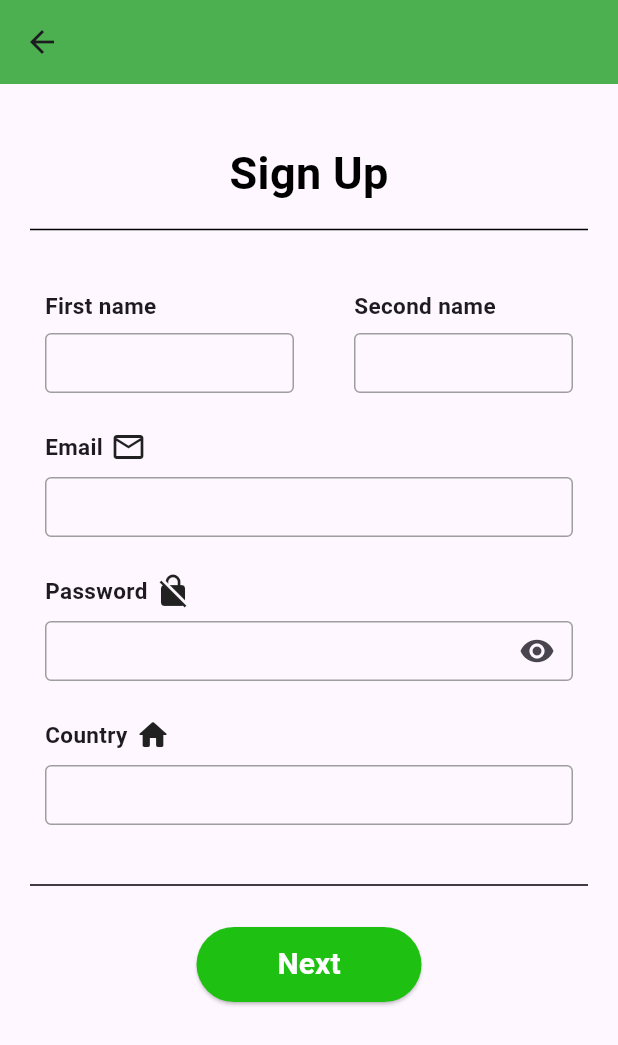
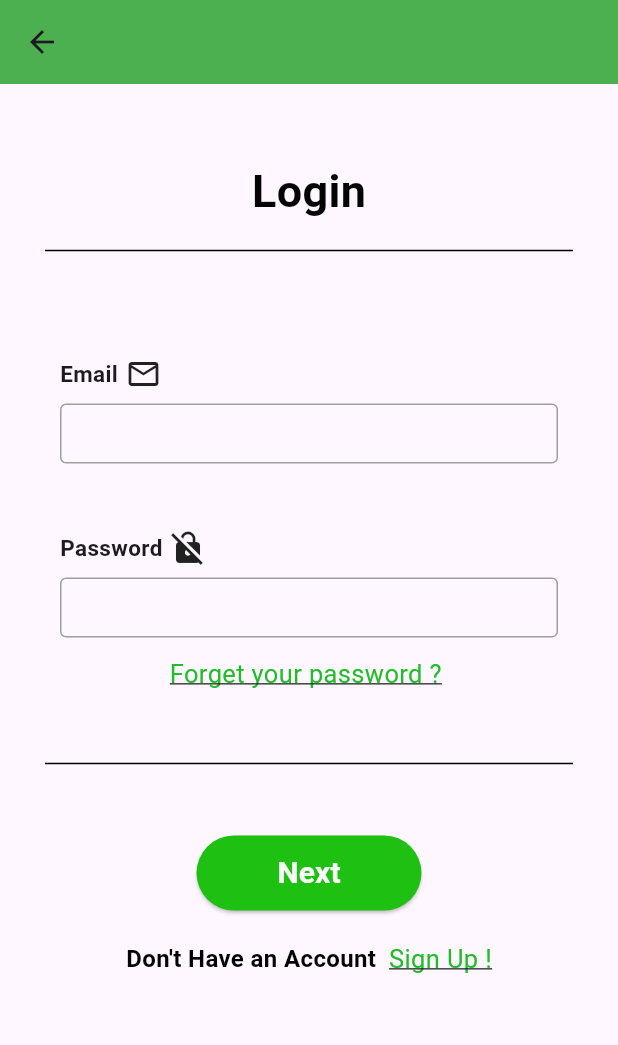
Before and after one commit to farahhossam2004/FreeLance_App, a Flutter app: the screen it shows after launch, after a tap on "Login", on a phone screen of 412 x 824 dp. Shown: the top 1045 px of the screen. Run offline on Flutter 3.47's test engine with Material 3 defaults, Android fonts, the phone set to English and light mode, and no system bars.

Commit message:
login + helpersclass

```diff
--- /dev/null
+++ b/lib/views/login.dart
@@ -0,0 +1,99 @@
+import 'package:flutter/material.dart';
+import 'package:freelance_app/views/home.dart';
+import 'package:freelance_app/views/sign_up.dart';
+import 'package:freelance_app/widgets/login_signup_helper.dart';
+import 'package:freelance_app/widgets/text_field.dart';
+
+class Login extends StatelessWidget {
+  const Login({super.key});
+
+  @override
+  Widget build(BuildContext context) {
+    double screenWidth = MediaQuery.of(context).size.width;
+
+    return Scaffold(
+      appBar: AppBar(
+        backgroundColor: Colors.green,
+      ),
+
+      //==============================================
+      body: Padding(
+        padding: const EdgeInsets.symmetric(horizontal: 30),
+        child: Column(
+          children: [
+            const SizedBox(height: 50),
+
+            const Center(
+              child: Text(
+                "Login",
+                style: TextStyle(
+                    color: Color.fromARGB(255, 4, 4, 4),
+                    fontSize: 30,
+                    fontWeight: FontWeight.bold),
+              ),
+            ),
+
+            const SizedBox(height: 10),
+
+            const Divider(
+              color: Colors.black, // Color of the line
+              thickness: 1, // Thickness of the line
+            ),
+//========================================================================
+            const SizedBox(
+              height: 50,
+            ),
+
+            CustomTextField(
+              text: "Email",
+              Textfieldwidth: screenWidth,
+              obsecuretext: false,
+              icon: Icons.email_outlined,
+            ),
+            //===========================
+            const SizedBox(
+              height: 20,
+            ),
+            //===========================
+            CustomTextField(
+              text: "Password",
+              Textfieldwidth: screenWidth,
+              obsecuretext: true,
+              icon: Icons.no_encryption_gmailerrorred,
+            ),
+            SignUpLoginHelper().getCustomLink(
+                const HomeScreen(), context, "Forget your password ? "),
+            //===============================
+//==========================================================================
+
+            const SizedBox(
+              height: 40,
+            ),
+
+            const Divider(
+              color: Colors.black, // Color of the line
+              thickness: 1, // Thickness of the line
+            ),
+
+//======================================================
+
+            const SizedBox(
+              height: 40,
+            ),
+
+//===============================================================
+// next button
+            SignUpLoginHelper().getNextButton(1, const SignUp(), context),
+//===================================================
+            const SizedBox(
+              height: 20,
+            ),
+//==================================================
+            SignUpLoginHelper().getCustomLink(
+                const SignUp(), context, "Sign Up !", "Don't Have an Account  ")
+          ],
+        ),
+      ),
+    );
+  }
+}
--- a/lib/views/sign_up.dart
+++ b/lib/views/sign_up.dart
@@ -1,5 +1,7 @@
 import 'package:flutter/material.dart';
 import 'package:freelance_app/views/home.dart';
+import 'package:freelance_app/views/login.dart';
+import 'package:freelance_app/widgets/login_signup_helper.dart';
 import 'package:freelance_app/widgets/text_field.dart';
 
 class SignUp extends StatefulWidget {
@@ -100,31 +102,12 @@ class _SignUpState extends State<SignUp> {
                 height: 20,
               ),
               //============================================
-              SizedBox(
-              height: 50,
-              width: 150,
-              child: ElevatedButton(
-                style: ButtonStyle(
-                  backgroundColor:
-                      WidgetStateProperty.all<Color>(
-                          const Color.fromARGB(255, 30, 193, 18)),
-                ),
-                onPressed: () { // bool value to disable the button when he didn't choose an option
-                  Navigator.push(
-                    context,
-                    MaterialPageRoute(builder: (context) => const HomeScreen()),
-                  );
-                }  ,
-                child: const Text(
-                  "Next",
-                  style:  TextStyle(
-                    color: Colors.white,
-                    fontSize:  20 ,
-                    fontWeight: FontWeight.bold,
-                  ),
-                ),
-              ),
-            ),
+              // Next Button
+              SignUpLoginHelper().getNextButton(1, const Login(), context),
+              //==========================================================
+              const SizedBox(height: 15,),
+              //==========================================================
+              SignUpLoginHelper().getCustomLink(const Login(), context, "Login" , "Do you Have an Account ?  ")
             ],
           )),
     );
--- a/lib/views/start.dart
+++ b/lib/views/start.dart
@@ -1,6 +1,8 @@
 import 'package:flutter/material.dart';
 import 'package:freelance_app/views/home.dart';
+import 'package:freelance_app/views/login.dart';
 import 'package:freelance_app/views/sign_up.dart';
+import 'package:freelance_app/widgets/login_signup_helper.dart';
 
 import '../widgets/choosable_contai.dart';
 
@@ -136,38 +138,7 @@ class _StartState extends State<Start> {
               height: 20,
             ),
 //==========================================================================
-            Center(
-              child: Row(
-                mainAxisAlignment: MainAxisAlignment.center,
-                children: [
-                  const Text(
-                    "Already Have An Account  ",
-                    style: TextStyle(
-                        color: Colors.black,
-                        fontSize: 16,
-                        fontWeight: FontWeight.bold),
-                  ),
-                  GestureDetector(
-                    onTap: () {
-                      Navigator.push(
-                        context,
-                        MaterialPageRoute(
-                            builder: (context) => const SignUp()),
-                      );
-                    },
-                    child: const Text(
-                      'Login',
-                      style: TextStyle(
-                        color: Color.fromARGB(255, 32, 189, 40),
-                        fontSize: 17,
-                        decoration: TextDecoration
-                            .underline, // Optional: underline text
-                      ),
-                    ),
-                  ),
-                ],
-              ),
-            ),
+            SignUpLoginHelper().getCustomLink(const Login(), context, "Login" , "Already Have An Account  ")
 //===============================================================================
           ],
         ),
--- /dev/null
+++ b/lib/widgets/login_signup_helper.dart
@@ -0,0 +1,72 @@
+import 'package:flutter/material.dart';
+
+class SignUpLoginHelper {
+  Widget getNextButton(int choice, Widget page, BuildContext context) {
+    if (choice == 1) {
+      return SizedBox(
+        height: 50,
+        width: 150,
+        child: ElevatedButton(
+          style: ButtonStyle(
+            backgroundColor: WidgetStateProperty.all<Color>(
+              const Color.fromARGB(255, 30, 193, 18),
+            ),
+          ),
+          onPressed: () {
+            Navigator.push(
+              context,
+              MaterialPageRoute(builder: (context) => page),
+            );
+          },
+          child: const Text(
+            "Next",
+            style: TextStyle(
+              color: Colors.white,
+              fontSize: 20,
+              fontWeight: FontWeight.bold,
+            ),
+          ),
+        ),
+      );
+    } else {
+      return Container(); // Return an empty container if the condition is not met
+    }
+  }
+
+  Widget getCustomLink(
+      Widget page, BuildContext context, String nextpageString,[String? FirstWord]) {
+    return Center(
+      child: Row(
+        mainAxisAlignment: MainAxisAlignment.center,
+        children: [
+          if(FirstWord != null)
+          Text(
+            FirstWord,
+            style:const  TextStyle(
+              color:  Colors.black,
+              fontSize: 16,
+              fontWeight: FontWeight.bold,
+            ),
+          ),
+          GestureDetector(
+            onTap: () {
+              Navigator.push(
+                context,
+                MaterialPageRoute(builder: (context) => page),
+              );
+            },
+            child: Text(
+              nextpageString,
+              style: const TextStyle(
+                color: Color.fromARGB(255, 32, 189, 40),
+                fontSize: 17,
+                decoration:
+                    TextDecoration.underline, // Optional: underline text
+              ),
+            ),
+          ),
+        ],
+      ),
+    );
+  }
+}
--- a/lib/widgets/text_field.dart
+++ b/lib/widgets/text_field.dart
@@ -1,3 +1,5 @@
+// ignore_for_file: must_be_immutable
+
 import 'package:flutter/material.dart';
 
 class CustomTextField extends StatelessWidget {
@@ -8,7 +10,8 @@ class CustomTextField extends StatelessWidget {
   // ignore: non_constant_identifier_names
   final double Textfieldwidth;
   CustomTextField(
-      {super.key,
+      {
+      super.key,
       required this.text,
       this.icon, // Icon is optional
       // ignore: non_constant_identifier_names
```
Also changed, not shown: web_entrypoint.dart (added).
